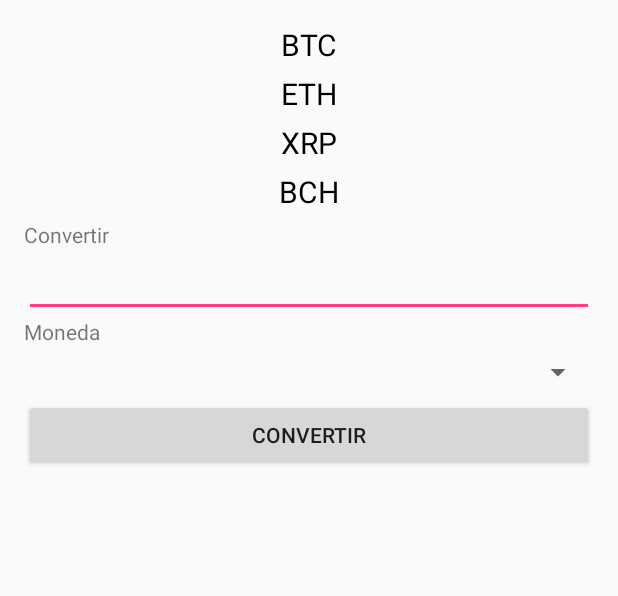
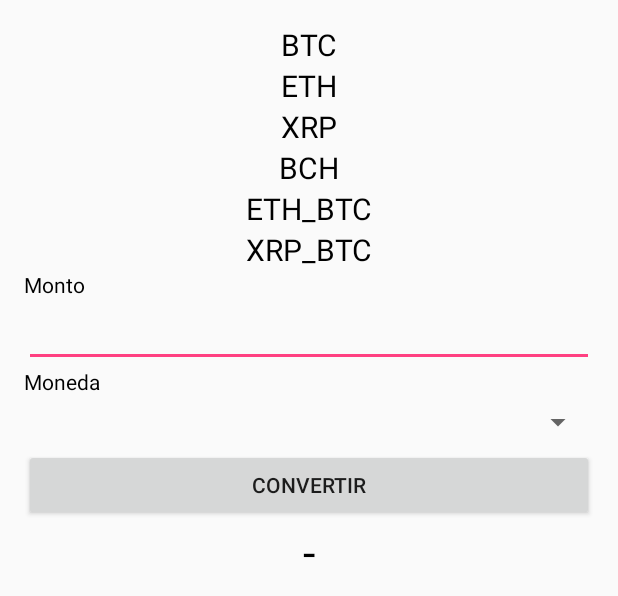
Before and after one commit to SanchezPepe/CryptocurrencyToMXN, an Android app: the layout activity_home.xml on its own in the app's theme, with its tools: preview values and no code run, on a phone screen of 412 x 824 dp. Shown: the top 596 px of the screen. Run offline under Robolectric (Android 15) with nearby library versions, the phone set to English and light mode, and no system bars.

```diff
--- a/CryptoMXN/app/src/main/res/layout/activity_home.xml
+++ b/CryptoMXN/app/src/main/res/layout/activity_home.xml
@@ -10,55 +10,8 @@
     android:paddingTop="@dimen/activity_vertical_margin"
     tools:context=".home">
 
-    <EditText
-        android:layout_width="wrap_content"
-        android:layout_height="wrap_content"
-        android:inputType="numberDecimal"
-        android:ems="10"
-        android:layout_below="@+id/textView2"
-        android:layout_alignParentStart="true"
-        android:id="@+id/monto"
-        android:layout_alignParentEnd="true" />
-
-    <TextView
-        android:text="Moneda"
-        android:layout_width="wrap_content"
-        android:layout_height="wrap_content"
-        android:layout_below="@+id/monto"
-        android:layout_alignParentStart="true"
-        android:id="@+id/textView3" />
-
-    <Spinner
-        android:layout_width="match_parent"
-        android:layout_height="35dp"
-        android:id="@+id/coins"
-        android:layout_below="@+id/textView3"
-        android:layout_alignParentStart="true" />
-
-    <Button
-        android:text="Convertir"
-        android:layout_width="wrap_content"
-        android:layout_height="wrap_content"
-        android:id="@+id/conv"
-        android:onClick="convierte"
-        android:layout_below="@+id/coins"
-        android:layout_alignParentStart="true"
-        android:layout_alignParentEnd="true" />
-
-    <TextView
-        android:textSize="40dp"
-        android:textAlignment="center"
-        android:layout_width="wrap_content"
-        android:layout_height="wrap_content"
-        android:layout_marginTop="5dp"
-        android:id="@+id/res"
-        android:layout_below="@+id/conv"
-        android:layout_alignParentStart="true"
-        android:layout_alignParentEnd="true" />
-
     <TextView
         android:text="BTC"
-        android:paddingBottom="5dp"
         android:textSize="20dp"
         android:textColor="@android:color/black"
         android:textAlignment="center"
@@ -72,7 +25,6 @@
     <TextView
         android:text="ETH"
         android:textSize="20dp"
-        android:paddingBottom="5dp"
         android:textColor="@android:color/black"
         android:textAlignment="center"
         android:layout_width="wrap_content"
@@ -80,12 +32,11 @@
         android:id="@+id/Teth"
         android:layout_below="@+id/Tbtc"
         android:layout_alignParentStart="true"
-        android:layout_alignParentEnd="true" />
+        android:layout_alignParentEnd="true"/>
 
     <TextView
         android:text="XRP"
         android:textSize="20dp"
-        android:paddingBottom="5dp"
         android:textColor="@android:color/black"
         android:textAlignment="center"
         android:layout_width="wrap_content"
@@ -93,12 +44,11 @@
         android:id="@+id/Txrp"
         android:layout_below="@+id/Teth"
         android:layout_alignParentStart="true"
-        android:layout_alignParentEnd="true" />
+        android:layout_alignParentEnd="true"/>
 
     <TextView
         android:text="BCH"
         android:textSize="20dp"
-        android:paddingBottom="5dp"
         android:textColor="@android:color/black"
         android:textAlignment="center"
         android:layout_width="wrap_content"
@@ -109,12 +59,84 @@
         android:layout_alignParentEnd="true" />
 
     <TextView
-        android:text="Convertir"
+        android:text="ETH_BTC"
+        android:textSize="20dp"
+        android:textColor="@android:color/black"
+        android:textAlignment="center"
         android:layout_width="wrap_content"
         android:layout_height="wrap_content"
-        android:id="@+id/textView2"
+        android:id="@+id/Tethb"
         android:layout_below="@+id/Tbch"
+        android:layout_alignParentStart="true"
+        android:layout_alignParentEnd="true" />
+
+    <TextView
+        android:text="XRP_BTC"
+        android:textSize="20dp"
+        android:textColor="@android:color/black"
+        android:textAlignment="center"
+        android:layout_width="wrap_content"
+        android:layout_height="wrap_content"
+        android:id="@+id/Txrpb"
+        android:layout_below="@+id/Tethb"
+        android:layout_alignStart="@+id/Tethb"
+        android:layout_alignParentEnd="true" />
+
+    <TextView
+        android:text="Monto"
+        android:textColor="@android:color/black"
+        android:textAlignment="center"
+        android:layout_width="wrap_content"
+        android:layout_height="wrap_content"
+        android:id="@+id/txm"
+        android:layout_below="@+id/Txrpb"/>
+
+   <EditText
+        android:layout_width="wrap_content"
+        android:layout_height="wrap_content"
+        android:inputType="numberDecimal"
+        android:layout_below="@+id/txm"
+        android:layout_alignParentStart="true"
+        android:id="@+id/monto"
+        android:layout_alignParentEnd="true" />
+
+    <TextView
+        android:text="Moneda"
+        android:textColor="@android:color/black"
+        android:textAlignment="center"
+        android:layout_width="wrap_content"
+        android:layout_height="wrap_content"
+        android:id="@+id/tmon"
+        android:layout_below="@+id/monto"/>
+
+    <Spinner
+        android:layout_width="match_parent"
+        android:layout_height="35dp"
+        android:id="@+id/coins"
+        android:layout_below="@+id/tmon"
         android:layout_alignParentStart="true" />
+
+    <TextView
+        android:text="-"
+        android:textSize="30dp"
+        android:textColor="@android:color/black"
+        android:textAlignment="center"
+        android:layout_width="wrap_content"
+        android:layout_height="wrap_content"
+        android:id="@+id/res"
+        android:layout_below="@+id/button"
+        android:layout_alignStart="@+id/Tethb"
+        android:layout_alignParentEnd="true" />
+
+    <Button
+        android:text="Convertir"
+        android:onClick="convierte"
+        android:layout_width="wrap_content"
+        android:layout_height="wrap_content"
+        android:id="@+id/button"
+        android:layout_below="@+id/coins"
+        android:layout_alignParentStart="true"
+        android:layout_alignParentEnd="true" />
 
 
 </RelativeLayout>
--- a/CryptoMXN/app/src/main/res/values/strings.xml
+++ b/CryptoMXN/app/src/main/res/values/strings.xml
@@ -1,3 +1,3 @@
 <resources>
-    <string name="app_name">CrytoMXN</string>
+    <string name="app_name">CryptoMXN</string>
 </resources>
```
Also changed, not shown: CryptoMXN/app/src/main/java/com/cryptoconverter/crytomxn/HttpHandler.java (added, +67 -0 lines), CryptoMXN/app/src/main/java/com/cryptoconverter/crytomxn/home.java (+124 -46 lines).
